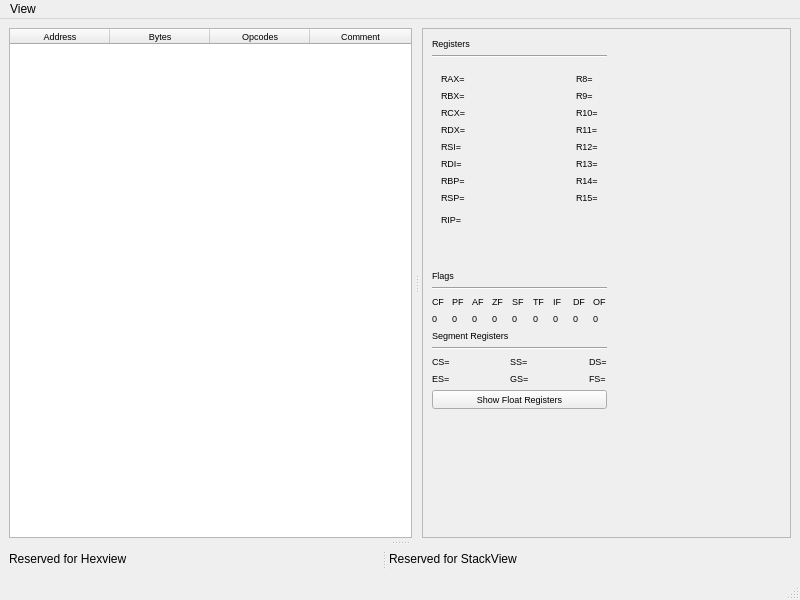
Old version of the form GUI/memoryviewerwindow.ui in the repository korcankaraokcu/PINCE.
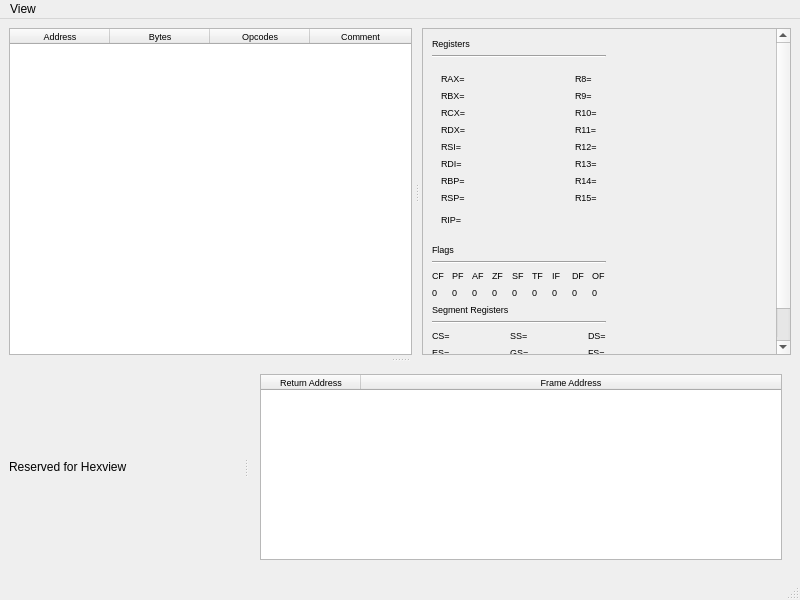
New version of the form. Custom widgets are drawn as their Qt base class.

Diff of the .ui file:
```diff
--- a/GUI/memoryviewerwindow.ui
+++ b/GUI/memoryviewerwindow.ui
@@ -113,8 +113,8 @@
                <rect>
                 <x>0</x>
                 <y>0</y>
-                <width>361</width>
-                <height>466</height>
+                <width>347</width>
+                <height>423</height>
                </rect>
               </property>
               <layout class="QGridLayout" name="gridLayout_8">
@@ -1049,10 +1049,46 @@
          <widget class="QWidget" name="widget_StackView" native="true">
           <layout class="QGridLayout" name="gridLayout_3">
            <item row="0" column="0">
-            <widget class="QLabel" name="label_2">
-             <property name="text">
-              <string>Reserved for StackView</string>
-             </property>
+            <widget class="QStackedWidget" name="stackedWidget_StackScreens">
+             <widget class="QWidget" name="StackTrace">
+              <layout class="QGridLayout" name="gridLayout_9">
+               <item row="0" column="0">
+                <widget class="QTableWidget" name="tableWidget_StackTrace">
+                 <property name="font">
+                  <font>
+                   <pointsize>7</pointsize>
+                  </font>
+                 </property>
+                 <property name="editTriggers">
+                  <set>QAbstractItemView::NoEditTriggers</set>
+                 </property>
+                 <property name="selectionMode">
+                  <enum>QAbstractItemView::SingleSelection</enum>
+                 </property>
+                 <property name="selectionBehavior">
+                  <enum>QAbstractItemView::SelectRows</enum>
+                 </property>
+                 <attribute name="horizontalHeaderStretchLastSection">
+                  <bool>true</bool>
+                 </attribute>
+                 <attribute name="verticalHeaderDefaultSectionSize">
+                  <number>15</number>
+                 </attribute>
+                 <column>
+                  <property name="text">
+                   <string>Return Address</string>
+                  </property>
+                 </column>
+                 <column>
+                  <property name="text">
+                   <string>Frame Address</string>
+                  </property>
+                 </column>
+                </widget>
+               </item>
+              </layout>
+             </widget>
+             <widget class="QWidget" name="page_2"/>
             </widget>
            </item>
           </layout>
```
